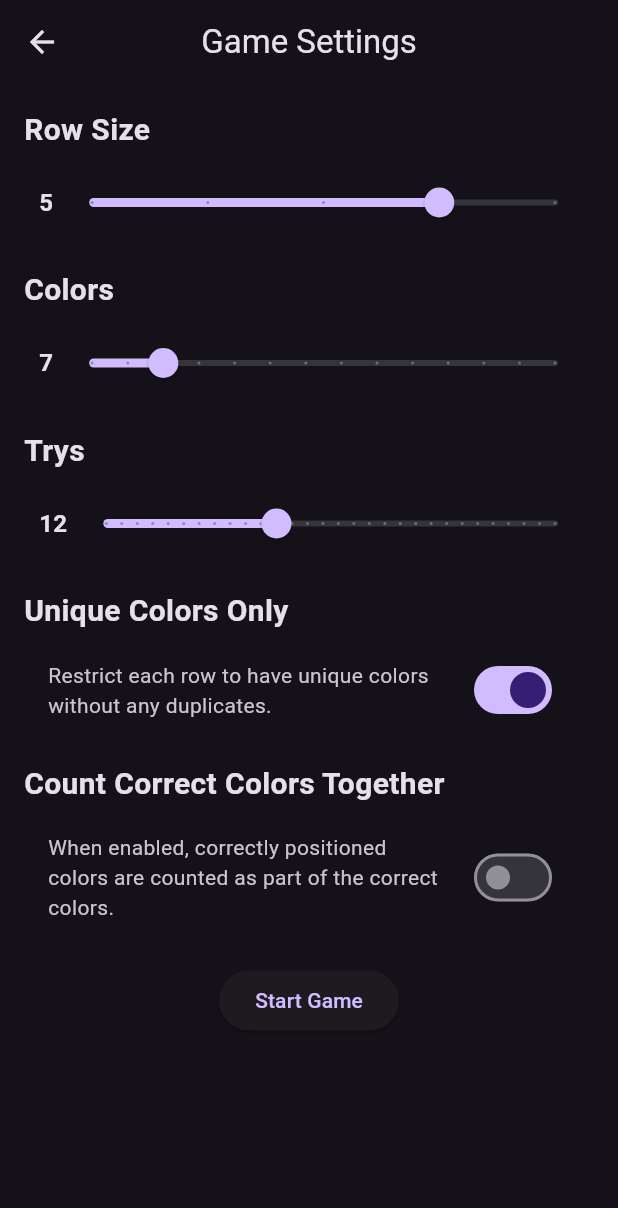
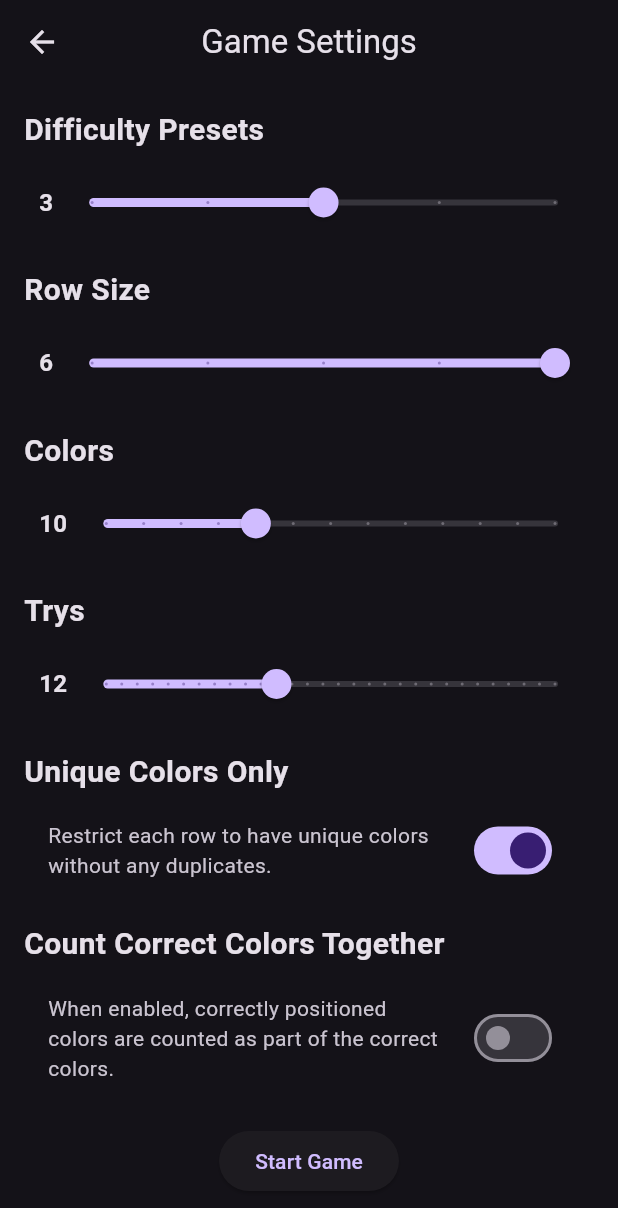
Before and after one commit to PyFlat-Studios-JR/Guess-The-Color, a Flutter app: the screen it shows after launch, after a tap on "Random Color", on a phone screen of 412 x 824 dp. Shown: the top 1208 px of the screen. Run offline on Flutter 3.47's test engine with Material 3 defaults, Android fonts, the phone set to English and light mode, and no system bars.

Commit message:
Added multiplayer and Difficulty Presets

```diff
--- a/lib/screens/settings_screen.dart
+++ b/lib/screens/settings_screen.dart
@@ -10,11 +10,60 @@ class SettingsScreen extends StatefulWidget {
 }
 
 class SettingsScreenState extends State<SettingsScreen> {
+  double difficultyPreset = 3;
   double rowSize = 5;
   double colors = 7;
   double trys = 12;
   bool uniqueColors = true;
   bool countTogether = false;
+  List<Map<String, dynamic>> presets = [
+    {
+      "rowSize": 3,
+      "colors": 4,
+      "trys": 20,
+      "uniqueColors": true,
+    },
+    {
+      "rowSize": 4,
+      "colors": 5,
+      "trys": 15,
+      "uniqueColors": true,
+    },
+    {
+      "rowSize": 5,
+      "colors": 7,
+      "trys": 12,
+      "uniqueColors": true,
+    },
+    {
+      "rowSize": 6,
+      "colors": 10,
+      "trys": 12,
+      "uniqueColors": true,
+    },
+    {
+      "rowSize": 6,
+      "colors": 10,
+      "trys": 12,
+      "uniqueColors": false,
+    }
+  ];
+
+  @override
+  void initState() {
+    super.initState();
+    _loadPreset(3);
+  }
+
+  void _loadPreset(int presetId) {
+    setState(() {
+      Map preset = presets[presetId];
+      rowSize = (preset["rowSize"] as int).toDouble();
+      colors = (preset["colors"] as int).toDouble();
+      trys = (preset["trys"] as int).toDouble();
+      uniqueColors = preset["uniqueColors"];
+    });
+  }
 
   @override
   Widget build(BuildContext context) {
@@ -29,6 +78,18 @@ class SettingsScreenState extends State<SettingsScreen> {
           child: Column(
             crossAxisAlignment: CrossAxisAlignment.start,
             children: <Widget>[
+              SettingsOption(
+                  title: "Difficulty Presets",
+                  widget: SettingsSlider(
+                      value: difficultyPreset,
+                      min: 1,
+                      max: presets.length,
+                      onChanged: (value) {
+                        setState(() {
+                          difficultyPreset = value;
+                        });
+                        _loadPreset(value.toInt() - 1);
+                      })),
               SettingsOption(
                 title: 'Row Size',
                 widget: SettingsSlider(
@@ -103,15 +164,12 @@ class SettingsScreenState extends State<SettingsScreen> {
                     Navigator.push(
                       context,
                       MaterialPageRoute(
-                        builder: (context) => widget.isSinglePlayer
-                            ? MastermindGame(
-                                trys: trys.toInt(),
-                                rowSize: rowSize.toInt(),
-                                colorCount: colors.toInt(),
-                                countTogether: countTogether,
-                              )
-                            : MultiplayerScreen(),
-                      ),
+                          builder: (context) => MastermindGame(
+                              trys: trys.toInt(),
+                              rowSize: rowSize.toInt(),
+                              colorCount: colors.toInt(),
+                              countTogether: countTogether,
+                              isSinglePlayer: widget.isSinglePlayer)),
                     );
                   },
                   child: const Text('Start Game'),
@@ -189,20 +247,3 @@ class SettingsSlider extends StatelessWidget {
     );
   }
 }
-
-class MultiplayerScreen extends StatelessWidget {
-  @override
-  Widget build(BuildContext context) {
-    return Scaffold(
-      appBar: AppBar(
-        title: const Text('Multiplayer Mode'),
-      ),
-      body: const Center(
-        child: Text(
-          'Multiplayer Screen',
-          style: TextStyle(fontSize: 24),
-        ),
-      ),
-    );
-  }
-}
```
Also changed, not shown: lib/screens/game_screen.dart (+53 -10 lines).
